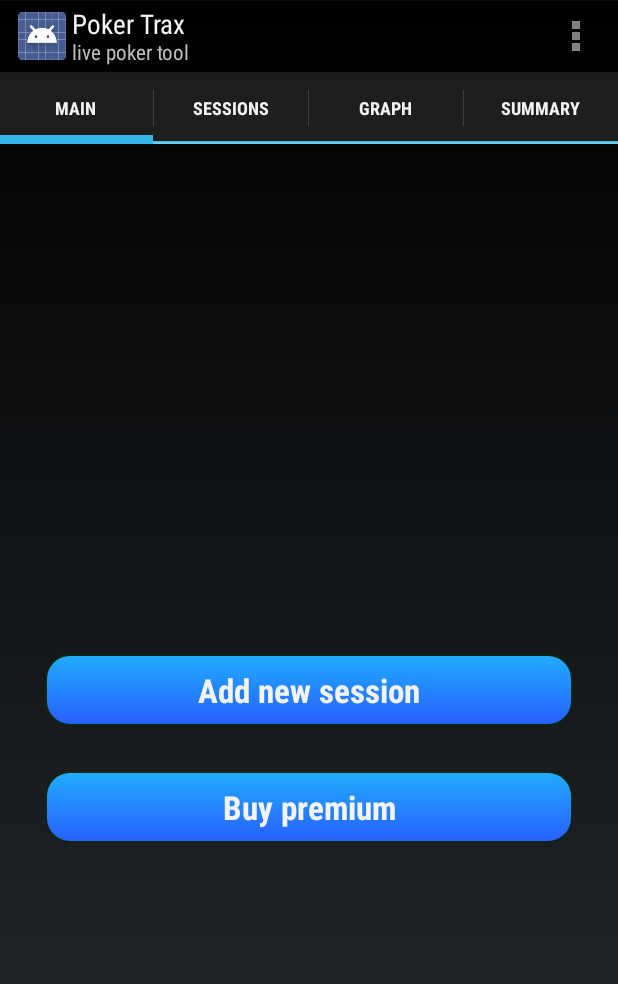
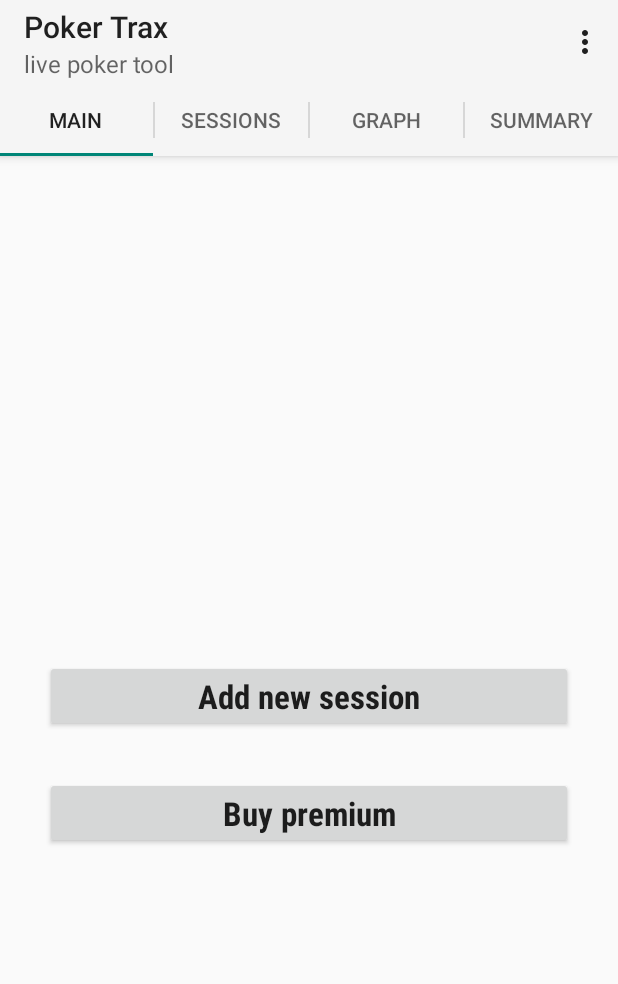
Before and after one commit to torgammelgard/poker-trax, an Android app: the screen it shows after launch (TabMain_FragmentActivity), on a phone screen of 412 x 824 dp. Shown: the top 984 px of the screen. Run offline under Robolectric (Android 15) with nearby library versions, the phone set to English and light mode, and no system bars; libraries missing offline, so code that uses them is left out: com.android.vending.

Commit message:
Switched theme to Material Light

```diff
--- a/app/build.gradle
+++ b/app/build.gradle
@@ -8,7 +8,7 @@ android {
 
     defaultConfig {
         applicationId "se.torgammelgard.pokertrax"
-        minSdkVersion 16
+        minSdkVersion 17
         targetSdkVersion 26
         versionCode 1
         versionName "1.0"
--- a/app/src/main/AndroidManifest.xml
+++ b/app/src/main/AndroidManifest.xml
@@ -9,12 +9,12 @@
         android:allowBackup="true"
         android:icon="@drawable/ic_launcher"
         android:label="@string/app_name"
-        android:theme="@style/AppTheme"
+        android:theme="@style/AppThemeLight"
         android:supportsRtl="true">
 
         <activity
             android:name=".activities.TabMain_FragmentActivity"
-            android:label="@string/app_name" >
+            android:label="@string/app_name">
             <intent-filter>
                 <action android:name="android.intent.action.MAIN" />
 
--- a/app/src/main/res/layout/activity_main.xml
+++ b/app/src/main/res/layout/activity_main.xml
@@ -1,17 +1,19 @@
 <RelativeLayout xmlns:android="http://schemas.android.com/apk/res/android"
+    xmlns:app="http://schemas.android.com/apk/res-auto"
     android:layout_width="match_parent"
     android:layout_height="match_parent">
 
     <TextView
         android:id="@+id/textView_premium"
-        android:layout_width="fill_parent"
+        android:layout_width="match_parent"
         android:layout_height="wrap_content"
+        android:layout_alignParentBottom="true"
         android:layout_alignParentEnd="true"
         android:layout_alignParentRight="true"
-        android:layout_alignParentBottom="true"
-        android:textAppearance="?android:attr/textAppearanceLarge"
-        android:gravity="end"
-        android:text="@string/premium"/>
+        android:gravity="start"
+        android:text="@string/premium"
+        android:textAlignment="viewStart"
+        android:textAppearance="?android:attr/textAppearanceLarge" />
     <Button
         android:id="@+id/button_add"
         android:layout_centerInParent="true"
@@ -32,4 +34,5 @@
         style="@style/MyButtonStyle"
         android:onClick="buyPremium"/>
 
+
 </RelativeLayout>
--- /dev/null
+++ b/app/src/main/res/values-v21/styles.xml
@@ -0,0 +1,16 @@
+<?xml version="1.0" encoding="utf-8"?>
+<resources>
+
+    <style name="AppThemeLight" parent="android:Theme.Material.Light">
+        <item name="android:buttonStyle">@style/MyButtonStyle</item>
+    </style>
+
+    <style name="MyButtonStyle" parent="android:Widget.Material.Button">
+        <item name="android:fontFamily">"sans-serif-condensed"</item>
+        <item name="android:textStyle">bold</item>
+        <item name="android:padding">5dp</item>
+        <item name="android:layout_width">match_parent</item>
+        <item name="android:layout_height">wrap_content</item>
+        <item name="android:textAppearance">?android:attr/textAppearanceLarge</item>
+    </style>
+</resources>
--- a/app/src/main/res/values/colors.xml
+++ b/app/src/main/res/values/colors.xml
@@ -1,4 +1,5 @@
 <?xml version="1.0" encoding="utf-8"?>
 <resources>
-    <color name="primary_material_light">#d42828</color>
+    <!--<color name="primary_material_light">#d42828</color>-->
+    <color name="primary_material_dark">#df6d6d</color>
 </resources>
```
Also changed, not shown: app/src/main/res/values/styles.xml (+8 -4 lines).
